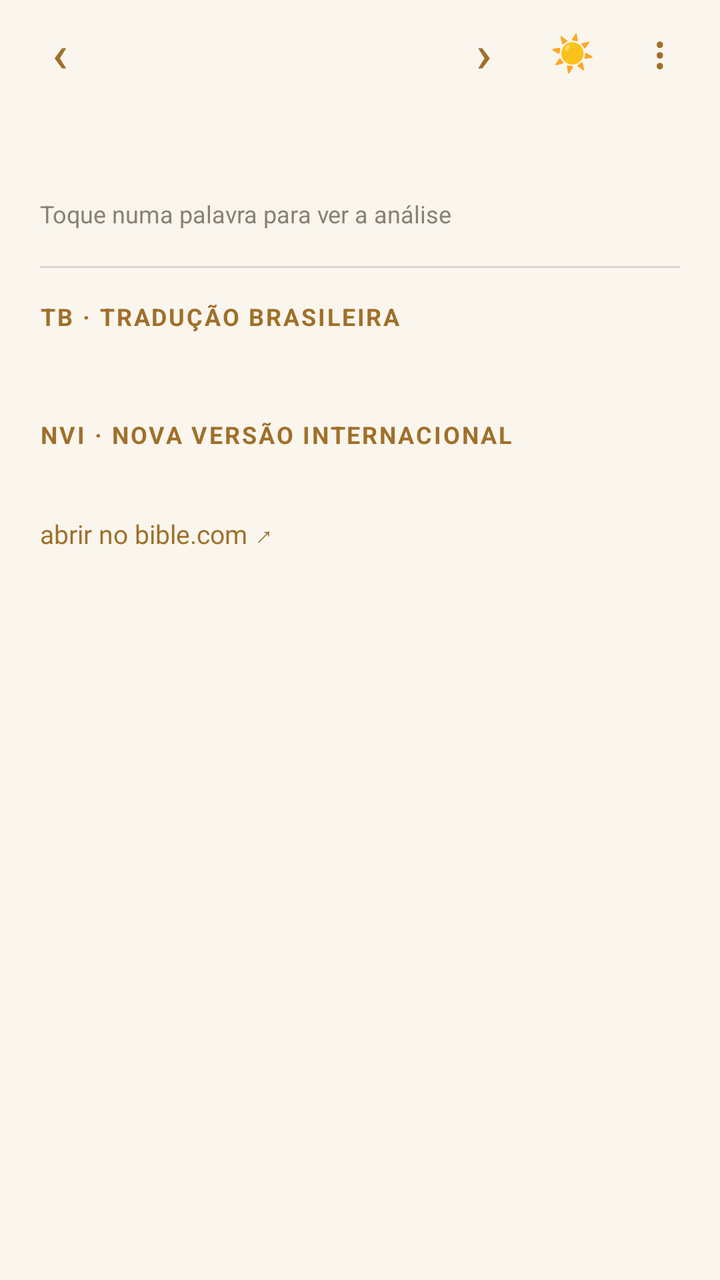
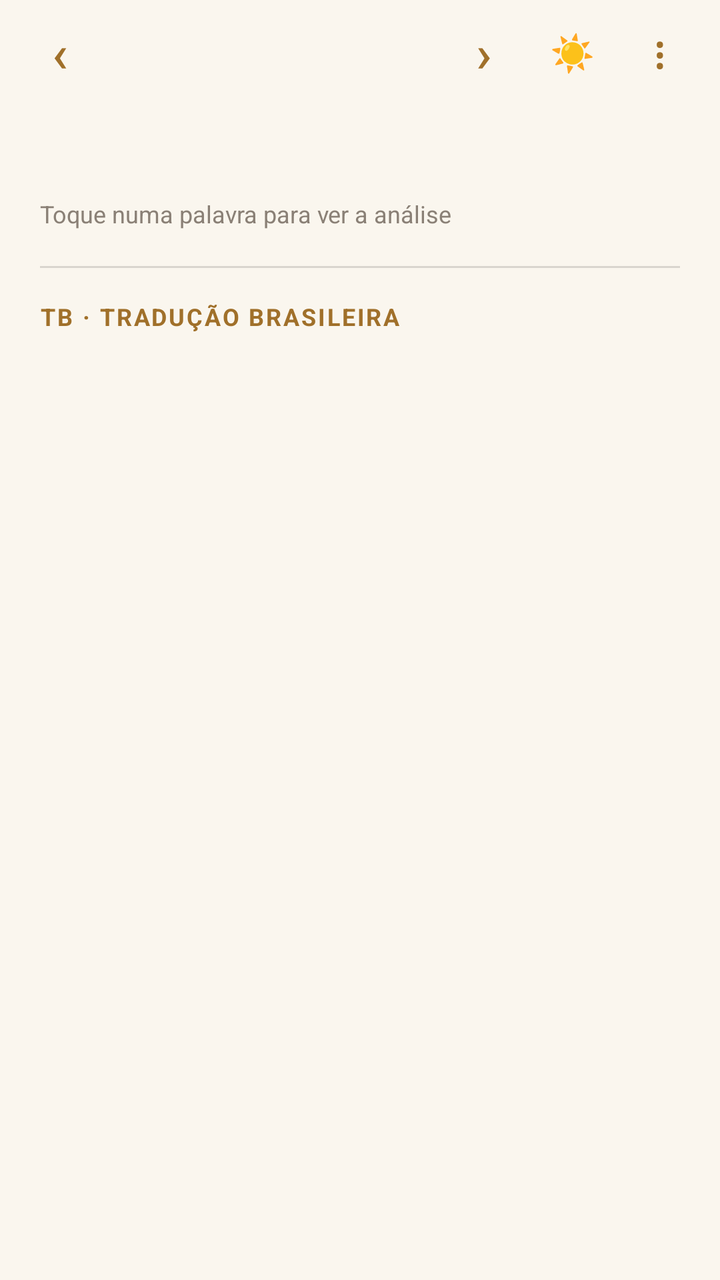

Before-and-after screenshots of an Android layout around one commit, followed by the original layout XML and the change that was made.
<!-- AndroidManifest.xml: application theme AppTheme -->
<!-- res/layout/activity_reader.xml -->
<?xml version="1.0" encoding="utf-8"?>
<LinearLayout xmlns:android="http://schemas.android.com/apk/res/android"
    android:layout_width="match_parent"
    android:layout_height="match_parent"
    android:orientation="vertical"
    android:fitsSystemWindows="true"
    android:background="@color/bg">

    
    <LinearLayout
        android:layout_width="match_parent"
        android:layout_height="52dp"
        android:orientation="horizontal"
        android:gravity="center_vertical"
        android:paddingHorizontal="8dp">
        <Button android:id="@+id/prev" style="@style/IconBtn" android:text="‹" />
        <TextView
            android:id="@+id/ref"
            android:layout_width="0dp"
            android:layout_height="wrap_content"
            android:layout_weight="1"
            android:gravity="center"
            android:textSize="18sp"
            android:textStyle="bold"
            android:textColor="@color/accent" />
        <Button android:id="@+id/next" style="@style/IconBtn" android:text="›" />
        <Button android:id="@+id/today" style="@style/IconBtn" android:text="☀" android:textSize="18sp" />
        <Button android:id="@+id/menu" style="@style/IconBtn" android:text="⋮" android:textSize="22sp" />
    </LinearLayout>

    <ScrollView
        android:id="@+id/scroll"
        android:layout_width="match_parent"
        android:layout_height="0dp"
        android:layout_weight="1">
        <LinearLayout
            android:layout_width="match_parent"
            android:layout_height="wrap_content"
            android:orientation="vertical"
            android:paddingHorizontal="20dp"
            android:paddingBottom="24dp">

            <TextView
                android:id="@+id/greek"
                android:layout_width="match_parent"
                android:layout_height="wrap_content"
                android:paddingTop="8dp"
                android:fontFamily="serif"
                android:textSize="25sp"
                android:lineSpacingMultiplier="1.35"
                android:textColor="@color/fg" />

            <TextView
                android:id="@+id/hint"
                android:layout_width="match_parent"
                android:layout_height="wrap_content"
                android:layout_marginTop="6dp"
                android:text="Toque numa palavra para ver a análise"
                android:textSize="12sp"
                android:textColor="@color/muted" />

            <View android:layout_width="match_parent" android:layout_height="1dp"
                android:layout_marginTop="18dp" android:background="@color/line" />

            <TextView style="@style/SectionLabel" android:text="TB · Tradução Brasileira" />
            <TextView android:id="@+id/tb" style="@style/TransText" />

            <TextView style="@style/SectionLabel" android:text="NVI · Nova Versão Internacional" />
            <TextView android:id="@+id/nvi" style="@style/TransText" />
            <TextView
                android:id="@+id/nvi_open"
                android:layout_width="wrap_content"
                android:layout_height="wrap_content"
                android:paddingVertical="6dp"
                android:text="abrir no bible.com ↗"
                android:textSize="13sp"
                android:textColor="@color/accent" />
        </LinearLayout>
    </ScrollView>

    
    <LinearLayout
        android:id="@+id/panel"
        android:layout_width="match_parent"
        android:layout_height="wrap_content"
        android:orientation="vertical"
        android:background="@color/bar"
        android:paddingHorizontal="20dp"
        android:paddingTop="12dp"
        android:paddingBottom="16dp"
        android:visibility="gone">

        <LinearLayout
            android:layout_width="match_parent"
            android:layout_height="wrap_content"
            android:orientation="horizontal"
            android:gravity="center_vertical">
            <TextView
                android:id="@+id/p_word"
                android:layout_width="0dp"
                android:layout_height="wrap_content"
                android:layout_weight="1"
                android:fontFamily="serif"
                android:textSize="26sp"
                android:textColor="@color/fg" />
            <Button android:id="@+id/p_close" style="@style/IconBtn" android:text="✕" android:textSize="18sp" />
        </LinearLayout>

        <TextView
            android:id="@+id/p_lemma"
            android:layout_width="match_parent"
            android:layout_height="wrap_content"
            android:fontFamily="serif"
            android:textSize="17sp"
            android:textColor="@color/accent" />
        <TextView
            android:id="@+id/p_gloss"
            android:layout_width="match_parent"
            android:layout_height="wrap_content"
            android:layout_marginTop="2dp"
            android:textSize="15sp"
            android:textStyle="italic"
            android:textColor="@color/fg" />
        <TextView
            android:id="@+id/p_pos"
            android:layout_width="match_parent"
            android:layout_height="wrap_content"
            android:layout_marginTop="10dp"
            android:textSize="15sp"
            android:textStyle="bold"
            android:textColor="@color/fg" />
        <TextView
            android:id="@+id/p_details"
            android:layout_width="match_parent"
            android:layout_height="wrap_content"
            android:layout_marginTop="4dp"
            android:textSize="14sp"
            android:lineSpacingMultiplier="1.2"
            android:textColor="@color/fg" />
    </LinearLayout>
</LinearLayout>
<!-- resources referenced by this layout -->
<resources>
  <color name="accent">#FFA0702A</color>
  <color name="bar">#FFEDE4D3</color>
  <color name="bg">#FFFAF6EE</color>
  <color name="fg">#FF1E1A16</color>
  <color name="line">#22000000</color>
  <color name="muted">#FF8A8076</color>
  <style name="IconBtn" parent="android:Widget.Material.Button.Borderless">
          <item name="android:layout_width">44dp</item>
          <item name="android:layout_height">44dp</item>
          <item name="android:minWidth">0dp</item>
          <item name="android:padding">0dp</item>
          <item name="android:textSize">26sp</item>
          <item name="android:textColor">@color/accent</item>
      </style>
  <style name="SectionLabel">
          <item name="android:layout_width">match_parent</item>
          <item name="android:layout_height">wrap_content</item>
          <item name="android:layout_marginTop">16dp</item>
          <item name="android:textSize">12sp</item>
          <item name="android:textStyle">bold</item>
          <item name="android:textAllCaps">true</item>
          <item name="android:letterSpacing">0.08</item>
          <item name="android:textColor">@color/accent</item>
      </style>
  <style name="TransText">
          <item name="android:layout_width">match_parent</item>
          <item name="android:layout_height">wrap_content</item>
          <item name="android:layout_marginTop">4dp</item>
          <item name="android:textSize">17sp</item>
          <item name="android:lineSpacingMultiplier">1.25</item>
          <item name="android:textIsSelectable">true</item>
          <item name="android:textColor">@color/fg</item>
      </style>
  <style name="AppTheme" parent="android:Theme.Material.Light.NoActionBar">
          <item name="android:statusBarColor">@color/bg</item>
          <item name="android:windowLightStatusBar">true</item>
          <item name="android:navigationBarColor">@color/bg</item>
      </style>
</resources>

<!-- the commit's change to res/layout/activity_reader.xml (unified diff, before → after) -->
@@ -65,16 +65,6 @@
             <TextView style="@style/SectionLabel" android:text="TB · Tradução Brasileira" />
             <TextView android:id="@+id/tb" style="@style/TransText" />
 
-            <TextView style="@style/SectionLabel" android:text="NVI · Nova Versão Internacional" />
-            <TextView android:id="@+id/nvi" style="@style/TransText" />
-            <TextView
-                android:id="@+id/nvi_open"
-                android:layout_width="wrap_content"
-                android:layout_height="wrap_content"
-                android:paddingVertical="6dp"
-                android:text="abrir no bible.com ↗"
-                android:textSize="13sp"
-                android:textColor="@color/accent" />
         </LinearLayout>
     </ScrollView>
 
